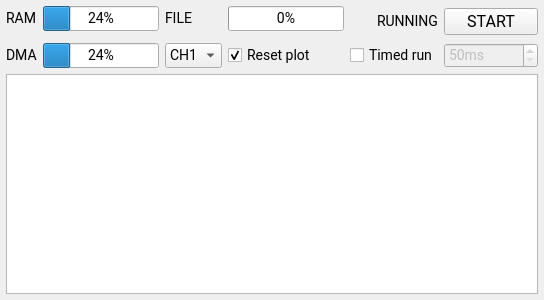
Before: the Qt Designer form PrimaryControls.ui in sevenreek/qtadqscope, drawn with Qt 5.
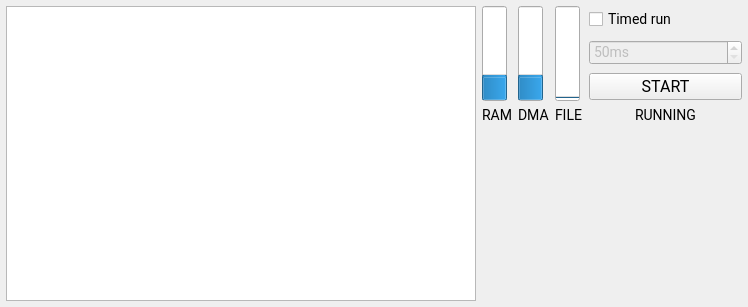
After: the same form once the commit is applied.

Commit message: UI rearranged. A lot of functionality is still broken or buggy, due to the new Widgets. Signals/slots have to be reconnected. Adds self-scaling QScrollArea. Splits the RecordProcessorPanel into FileSaveSettingsPanel and ScopeUpdateSettingsPanel.

```diff
--- a/PrimaryControls.ui
+++ b/PrimaryControls.ui
@@ -6,8 +6,8 @@
    <rect>
     <x>0</x>
     <y>0</y>
-    <width>544</width>
-    <height>300</height>
+    <width>748</width>
+    <height>307</height>
    </rect>
   </property>
   <property name="font">
@@ -35,7 +35,53 @@
    <property name="bottomMargin">
     <number>6</number>
    </property>
-   <item row="1" column="3">
+   <item row="1" column="6" rowspan="3">
+    <widget class="QProgressBar" name="dmaUsage">
+     <property name="value">
+      <number>24</number>
+     </property>
+     <property name="orientation">
+      <enum>Qt::Vertical</enum>
+     </property>
+     <property name="textDirection">
+      <enum>QProgressBar::TopToBottom</enum>
+     </property>
+    </widget>
+   </item>
+   <item row="1" column="9">
+    <widget class="QCheckBox" name="timedRunCheckbox">
+     <property name="text">
+      <string>Timed run</string>
+     </property>
+    </widget>
+   </item>
+   <item row="4" column="6">
+    <widget class="QLabel" name="label_14">
+     <property name="text">
+      <string>DMA</string>
+     </property>
+     <property name="alignment">
+      <set>Qt::AlignLeading|Qt::AlignLeft|Qt::AlignTop</set>
+     </property>
+    </widget>
+   </item>
+   <item row="1" column="2" rowspan="4" colspan="3">
+    <widget class="QTextBrowser" name="notificationsTextArea">
+     <property name="sizePolicy">
+      <sizepolicy hsizetype="Expanding" vsizetype="Expanding">
+       <horstretch>0</horstretch>
+       <verstretch>1</verstretch>
+      </sizepolicy>
+     </property>
+     <property name="font">
+      <font>
+       <family>Roboto</family>
+       <pointsize>-1</pointsize>
+      </font>
+     </property>
+    </widget>
+   </item>
+   <item row="1" column="8" rowspan="3">
     <widget class="QProgressBar" name="FileFillStatus">
      <property name="maximum">
       <number>100</number>
@@ -43,9 +89,28 @@
      <property name="value">
       <number>0</number>
      </property>
+     <property name="orientation">
+      <enum>Qt::Vertical</enum>
+     </property>
     </widget>
    </item>
-   <item row="3" column="5">
+   <item row="4" column="9">
+    <widget class="QLabel" name="streamStatusLabel">
+     <property name="font">
+      <font>
+       <family>Roboto</family>
+       <pointsize>-1</pointsize>
+      </font>
+     </property>
+     <property name="text">
+      <string>RUNNING</string>
+     </property>
+     <property name="alignment">
+      <set>Qt::AlignHCenter|Qt::AlignTop</set>
+     </property>
+    </widget>
+   </item>
+   <item row="2" column="9">
     <widget class="QSpinBox" name="timedRunValue">
      <property name="enabled">
       <bool>false</bool>
@@ -64,70 +129,7 @@
      </property>
     </widget>
    </item>
-   <item row="1" column="2">
-    <widget class="QLabel" name="label_15">
-     <property name="text">
-      <string>FILE</string>
-     </property>
-    </widget>
-   </item>
-   <item row="1" column="4" rowspan="2">
-    <widget class="QLabel" name="streamStatusLabel">
-     <property name="font">
-      <font>
-       <family>Roboto</family>
-       <pointsize>-1</pointsize>
-      </font>
-     </property>
-     <property name="text">
-      <string>RUNNING</string>
-     </property>
-     <property name="alignment">
-      <set>Qt::AlignRight|Qt::AlignTrailing|Qt::AlignVCenter</set>
-     </property>
-    </widget>
-   </item>
-   <item row="3" column="4">
-    <widget class="QCheckBox" name="timedRunCheckbox">
-     <property name="text">
-      <string>Timed run</string>
-     </property>
-    </widget>
-   </item>
-   <item row="1" column="1">
-    <widget class="QProgressBar" name="RAMFillStatus">
-     <property name="maximum">
-      <number>100</number>
-     </property>
-     <property name="value">
-      <number>24</number>
-     </property>
-    </widget>
-   </item>
-   <item row="5" column="0" colspan="6">
-    <widget class="QTextBrowser" name="notificationsTextArea">
-     <property name="sizePolicy">
-      <sizepolicy hsizetype="Expanding" vsizetype="Expanding">
-       <horstretch>0</horstretch>
-       <verstretch>1</verstretch>
-      </sizepolicy>
-     </property>
-     <property name="font">
-      <font>
-       <family>Roboto</family>
-       <pointsize>-1</pointsize>
-      </font>
-     </property>
-    </widget>
-   </item>
-   <item row="3" column="0">
-    <widget class="QLabel" name="label_14">
-     <property name="text">
-      <string>DMA</string>
-     </property>
-    </widget>
-   </item>
-   <item row="1" column="5" rowspan="2">
+   <item row="3" column="9">
     <widget class="QPushButton" name="streamStartStopButton">
      <property name="font">
       <font>
@@ -143,52 +145,37 @@
      </property>
     </widget>
    </item>
-   <item row="3" column="3">
-    <widget class="QCheckBox" name="resetPlot">
-     <property name="text">
-      <string>Reset plot</string>
-     </property>
-     <property name="checked">
-      <bool>true</bool>
-     </property>
-    </widget>
-   </item>
-   <item row="1" column="0">
+   <item row="4" column="5">
     <widget class="QLabel" name="label_13">
      <property name="text">
       <string>RAM</string>
      </property>
+     <property name="alignment">
+      <set>Qt::AlignLeading|Qt::AlignLeft|Qt::AlignTop</set>
+     </property>
     </widget>
    </item>
-   <item row="3" column="2">
-    <widget class="QComboBox" name="plotChannel">
-     <item>
-      <property name="text">
-       <string>CH1</string>
-      </property>
-     </item>
-     <item>
-      <property name="text">
-       <string>CH2</string>
-      </property>
-     </item>
-     <item>
-      <property name="text">
-       <string>CH3</string>
-      </property>
-     </item>
-     <item>
-      <property name="text">
-       <string>CH4</string>
-      </property>
-     </item>
+   <item row="4" column="8">
+    <widget class="QLabel" name="label_15">
+     <property name="text">
+      <string>FILE</string>
+     </property>
+     <property name="alignment">
+      <set>Qt::AlignLeading|Qt::AlignLeft|Qt::AlignTop</set>
+     </property>
     </widget>
    </item>
-   <item row="3" column="1">
-    <widget class="QProgressBar" name="dmaUsage">
+   <item row="1" column="5" rowspan="3">
+    <widget class="QProgressBar" name="RAMFillStatus">
+     <property name="maximum">
+      <number>100</number>
+     </property>
      <property name="value">
       <number>24</number>
      </property>
+     <property name="orientation">
+      <enum>Qt::Vertical</enum>
+     </property>
     </widget>
    </item>
   </layout>
```
The commit also changes 28 other files.
